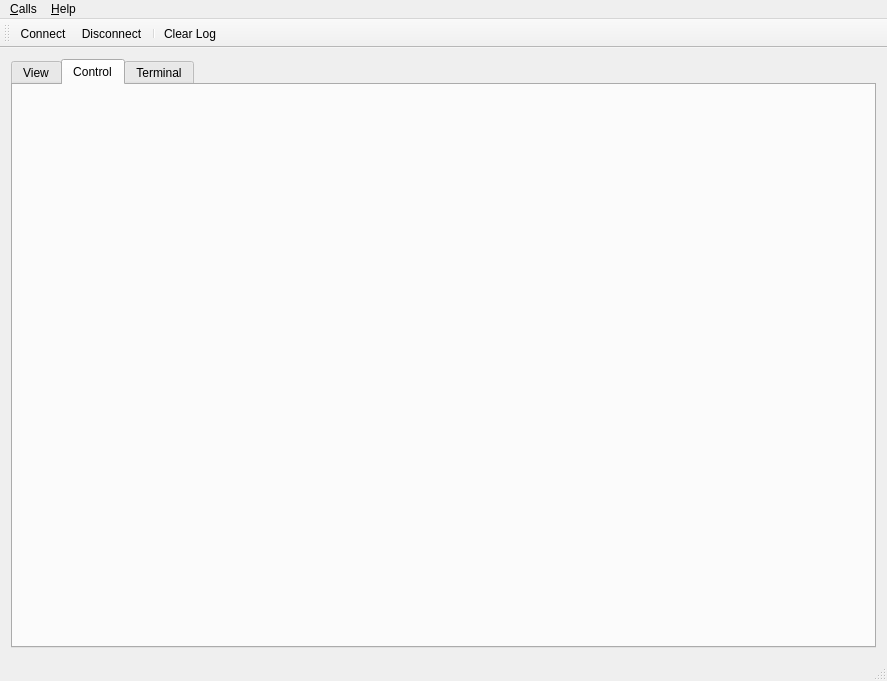
Before: the Qt Designer form mainwindow.ui in nephen/RobotController, drawn with Qt 5.
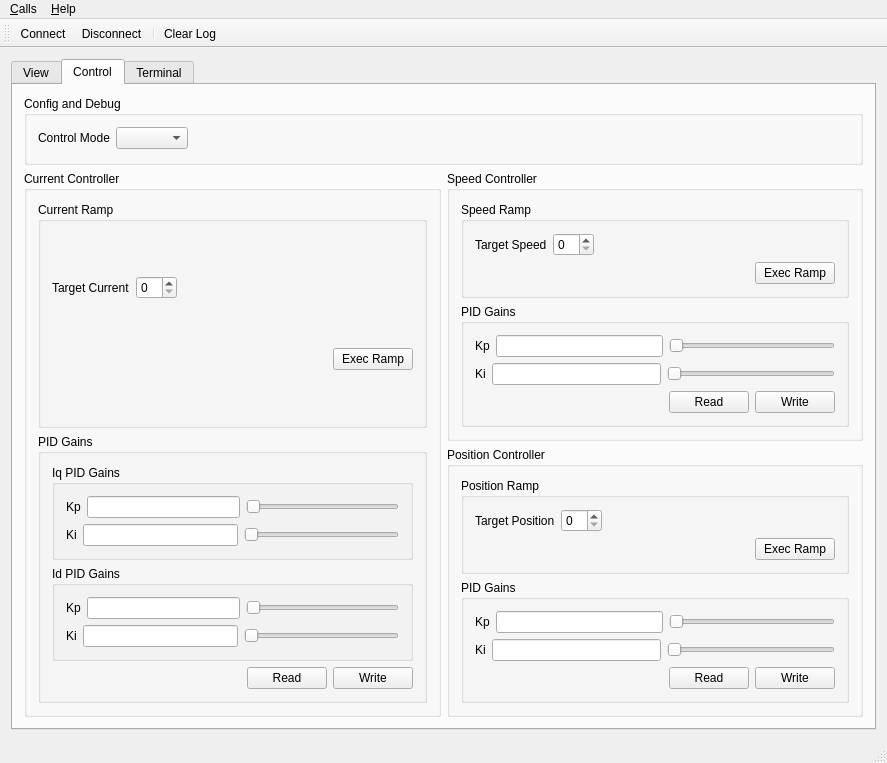
After: the same form once the commit is applied. The open tabs and pages were chosen to show the change. Icons and pictures are not drawn. Custom widgets are drawn as their Qt base class.

Commit message: mainwindow.ui:add control tab widget page layout

What changed in the file:
```diff
--- a/mainwindow.ui
+++ b/mainwindow.ui
@@ -40,6 +40,582 @@
          <attribute name="title">
           <string>Control</string>
          </attribute>
+         <layout class="QVBoxLayout" name="verticalLayout_4">
+          <item>
+           <layout class="QGridLayout" name="gridLayout">
+            <item row="0" column="0" colspan="2">
+             <widget class="QGroupBox" name="groupBox_2">
+              <property name="title">
+               <string>Config and Debug</string>
+              </property>
+              <layout class="QVBoxLayout" name="verticalLayout_17">
+               <item>
+                <layout class="QHBoxLayout" name="horizontalLayout_18">
+                 <item>
+                  <widget class="QLabel" name="label">
+                   <property name="text">
+                    <string>Control Mode</string>
+                   </property>
+                  </widget>
+                 </item>
+                 <item>
+                  <widget class="QComboBox" name="comboBox"/>
+                 </item>
+                 <item>
+                  <spacer name="horizontalSpacer">
+                   <property name="orientation">
+                    <enum>Qt::Horizontal</enum>
+                   </property>
+                   <property name="sizeHint" stdset="0">
+                    <size>
+                     <width>665</width>
+                     <height>20</height>
+                    </size>
+                   </property>
+                  </spacer>
+                 </item>
+                </layout>
+               </item>
+               <item>
+                <spacer name="verticalSpacer">
+                 <property name="orientation">
+                  <enum>Qt::Vertical</enum>
+                 </property>
+                 <property name="sizeHint" stdset="0">
+                  <size>
+                   <width>20</width>
+                   <height>49</height>
+                  </size>
+                 </property>
+                </spacer>
+               </item>
+              </layout>
+             </widget>
+            </item>
+            <item row="1" column="0" rowspan="2">
+             <widget class="QGroupBox" name="groupBox_3">
+              <property name="title">
+               <string>Current Controller</string>
+              </property>
+              <layout class="QVBoxLayout" name="verticalLayout_14">
+               <item>
+                <widget class="QGroupBox" name="groupBox">
+                 <property name="title">
+                  <string>Current Ramp</string>
+                 </property>
+                 <layout class="QVBoxLayout" name="verticalLayout_5">
+                  <item>
+                   <layout class="QHBoxLayout" name="horizontalLayout_2">
+                    <item>
+                     <widget class="QLabel" name="label_7">
+                      <property name="text">
+                       <string>Target Current</string>
+                      </property>
+                     </widget>
+                    </item>
+                    <item>
+                     <widget class="QSpinBox" name="spinBox_3"/>
+                    </item>
+                    <item>
+                     <spacer name="horizontalSpacer_2">
+                      <property name="orientation">
+                       <enum>Qt::Horizontal</enum>
+                      </property>
+                      <property name="sizeHint" stdset="0">
+                       <size>
+                        <width>40</width>
+                        <height>20</height>
+                       </size>
+                      </property>
+                     </spacer>
+                    </item>
+                   </layout>
+                  </item>
+                  <item>
+                   <layout class="QHBoxLayout" name="horizontalLayout_19">
+                    <item>
+                     <spacer name="horizontalSpacer_9">
+                      <property name="orientation">
+                       <enum>Qt::Horizontal</enum>
+                      </property>
+                      <property name="sizeHint" stdset="0">
+                       <size>
+                        <width>40</width>
+                        <height>20</height>
+                       </size>
+                      </property>
+                     </spacer>
+                    </item>
+                    <item>
+                     <widget class="QPushButton" name="pushButton_8">
+                      <property name="text">
+                       <string>Exec Ramp</string>
+                      </property>
+                     </widget>
+                    </item>
+                   </layout>
+                  </item>
+                 </layout>
+                </widget>
+               </item>
+               <item>
+                <widget class="QGroupBox" name="groupBox_10">
+                 <property name="title">
+                  <string>PID Gains</string>
+                 </property>
+                 <layout class="QVBoxLayout" name="verticalLayout_13">
+                  <item>
+                   <widget class="QGroupBox" name="groupBox_6">
+                    <property name="title">
+                     <string>Iq PID Gains</string>
+                    </property>
+                    <layout class="QVBoxLayout" name="verticalLayout_6">
+                     <item>
+                      <layout class="QHBoxLayout" name="horizontalLayout_3">
+                       <item>
+                        <widget class="QLabel" name="label_2">
+                         <property name="text">
+                          <string>Kp</string>
+                         </property>
+                        </widget>
+                       </item>
+                       <item>
+                        <widget class="QLineEdit" name="lineEdit"/>
+                       </item>
+                       <item>
+                        <widget class="QSlider" name="horizontalSlider">
+                         <property name="orientation">
+                          <enum>Qt::Horizontal</enum>
+                         </property>
+                        </widget>
+                       </item>
+                      </layout>
+                     </item>
+                     <item>
+                      <layout class="QHBoxLayout" name="horizontalLayout_4">
+                       <item>
+                        <widget class="QLabel" name="label_4">
+                         <property name="text">
+                          <string>Ki</string>
+                         </property>
+                        </widget>
+                       </item>
+                       <item>
+                        <widget class="QLineEdit" name="lineEdit_2"/>
+                       </item>
+                       <item>
+                        <widget class="QSlider" name="horizontalSlider_2">
+                         <property name="orientation">
+                          <enum>Qt::Horizontal</enum>
+                         </property>
+                        </widget>
+                       </item>
+                      </layout>
+                     </item>
+                    </layout>
+                   </widget>
+                  </item>
+                  <item>
+                   <widget class="QGroupBox" name="groupBox_7">
+                    <property name="title">
+                     <string>Id PID Gains</string>
+                    </property>
+                    <layout class="QVBoxLayout" name="verticalLayout_7">
+                     <item>
+                      <layout class="QHBoxLayout" name="horizontalLayout_5">
+                       <item>
+                        <widget class="QLabel" name="label_5">
+                         <property name="text">
+                          <string>Kp</string>
+                         </property>
+                        </widget>
+                       </item>
+                       <item>
+                        <widget class="QLineEdit" name="lineEdit_3"/>
+                       </item>
+                       <item>
+                        <widget class="QSlider" name="horizontalSlider_3">
+                         <property name="orientation">
+                          <enum>Qt::Horizontal</enum>
+                         </property>
+                        </widget>
+                       </item>
+                      </layout>
+                     </item>
+                     <item>
+                      <layout class="QHBoxLayout" name="horizontalLayout_6">
+                       <item>
+                        <widget class="QLabel" name="label_6">
+                         <property name="text">
+                          <string>Ki</string>
+                         </property>
+                        </widget>
+                       </item>
+                       <item>
+                        <widget class="QLineEdit" name="lineEdit_4"/>
+                       </item>
+                       <item>
+                        <widget class="QSlider" name="horizontalSlider_4">
+                         <property name="orientation">
+                          <enum>Qt::Horizontal</enum>
+                         </property>
+                        </widget>
+                       </item>
+                      </layout>
+                     </item>
+                    </layout>
+                   </widget>
+                  </item>
+                  <item>
+                   <layout class="QHBoxLayout" name="horizontalLayout_13">
+                    <item>
+                     <spacer name="horizontalSpacer_6">
+                      <property name="orientation">
+                       <enum>Qt::Horizontal</enum>
+                      </property>
+                      <property name="sizeHint" stdset="0">
+                       <size>
+                        <width>68</width>
+                        <height>20</height>
+                       </size>
+                      </property>
+                     </spacer>
+                    </item>
+                    <item>
+                     <widget class="QPushButton" name="pushButton_2">
+                      <property name="text">
+                       <string>Read</string>
+                      </property>
+                     </widget>
+                    </item>
+                    <item>
+                     <widget class="QPushButton" name="pushButton_3">
+                      <property name="text">
+                       <string>Write</string>
+                      </property>
+                     </widget>
+                    </item>
+                   </layout>
+                  </item>
+                 </layout>
+                </widget>
+               </item>
+              </layout>
+             </widget>
+            </item>
+            <item row="1" column="1">
+             <widget class="QGroupBox" name="groupBox_4">
+              <property name="title">
+               <string>Speed Controller</string>
+              </property>
+              <layout class="QVBoxLayout" name="verticalLayout_12">
+               <item>
+                <widget class="QGroupBox" name="groupBox_8">
+                 <property name="title">
+                  <string>Speed Ramp</string>
+                 </property>
+                 <layout class="QVBoxLayout" name="verticalLayout_9">
+                  <item>
+                   <layout class="QHBoxLayout" name="horizontalLayout_7">
+                    <item>
+                     <widget class="QLabel" name="label_8">
+                      <property name="text">
+                       <string>Target Speed</string>
+                      </property>
+                     </widget>
+                    </item>
+                    <item>
+                     <widget class="QSpinBox" name="spinBox"/>
+                    </item>
+                    <item>
+                     <spacer name="horizontalSpacer_4">
+                      <property name="orientation">
+                       <enum>Qt::Horizontal</enum>
+                      </property>
+                      <property name="sizeHint" stdset="0">
+                       <size>
+                        <width>178</width>
+                        <height>20</height>
+                       </size>
+                      </property>
+                     </spacer>
+                    </item>
+                   </layout>
+                  </item>
+                  <item>
+                   <layout class="QHBoxLayout" name="horizontalLayout_8">
+                    <item>
+                     <spacer name="horizontalSpacer_3">
+                      <property name="orientation">
+                       <enum>Qt::Horizontal</enum>
+                      </property>
+                      <property name="sizeHint" stdset="0">
+                       <size>
+                        <width>40</width>
+                        <height>20</height>
+                       </size>
+                      </property>
+                     </spacer>
+                    </item>
+                    <item>
+                     <widget class="QPushButton" name="pushButton">
+                      <property name="text">
+                       <string>Exec Ramp</string>
+                      </property>
+                     </widget>
+                    </item>
+                   </layout>
+                  </item>
+                 </layout>
+                </widget>
+               </item>
+               <item>
+                <layout class="QHBoxLayout" name="horizontalLayout_11">
+                 <item>
+                  <widget class="QGroupBox" name="groupBox_9">
+                   <property name="title">
+                    <string>PID Gains</string>
+                   </property>
+                   <layout class="QVBoxLayout" name="verticalLayout_11">
+                    <item>
+                     <layout class="QVBoxLayout" name="verticalLayout_10">
+                      <item>
+                       <layout class="QHBoxLayout" name="horizontalLayout_9">
+                        <item>
+                         <widget class="QLabel" name="label_9">
+                          <property name="text">
+                           <string>Kp</string>
+                          </property>
+                         </widget>
+                        </item>
+                        <item>
+                         <widget class="QLineEdit" name="lineEdit_6"/>
+                        </item>
+                        <item>
+                         <widget class="QSlider" name="horizontalSlider_5">
+                          <property name="orientation">
+                           <enum>Qt::Horizontal</enum>
+                          </property>
+                         </widget>
+                        </item>
+                       </layout>
+                      </item>
+                      <item>
+                       <layout class="QHBoxLayout" name="horizontalLayout_10">
+                        <item>
+                         <widget class="QLabel" name="label_10">
+                          <property name="text">
+                           <string>Ki</string>
+                          </property>
+                         </widget>
+                        </item>
+                        <item>
+                         <widget class="QLineEdit" name="lineEdit_7"/>
+                        </item>
+                        <item>
+                         <widget class="QSlider" name="horizontalSlider_6">
+                          <property name="orientation">
+                           <enum>Qt::Horizontal</enum>
+                          </property>
+                         </widget>
+                        </item>
+                       </layout>
+                      </item>
+                     </layout>
+                    </item>
+                    <item>
+                     <layout class="QHBoxLayout" name="horizontalLayout_12">
+                      <item>
+                       <spacer name="horizontalSpacer_5">
+                        <property name="orientation">
+                         <enum>Qt::Horizontal</enum>
+                        </property>
+                        <property name="sizeHint" stdset="0">
+                         <size>
+                          <width>188</width>
+                          <height>20</height>
+                         </size>
+                        </property>
+                       </spacer>
+                      </item>
+                      <item>
+                       <widget class="QPushButton" name="pushButton_4">
+                        <property name="text">
+                         <string>Read</string>
+                        </property>
+                       </widget>
+                      </item>
+                      <item>
+                       <widget class="QPushButton" name="pushButton_5">
+                        <property name="text">
+                         <string>Write</string>
+                        </property>
+                       </widget>
+                      </item>
+                     </layout>
+                    </item>
+                   </layout>
+                  </widget>
+                 </item>
+                </layout>
+               </item>
+              </layout>
+             </widget>
+            </item>
+            <item row="2" column="1">
+             <widget class="QGroupBox" name="groupBox_5">
+              <property name="title">
+               <string>Position Controller</string>
+              </property>
+              <layout class="QVBoxLayout" name="verticalLayout_18">
+               <item>
+                <widget class="QGroupBox" name="groupBox_12">
+                 <property name="title">
+                  <string>Position Ramp</string>
+                 </property>
+                 <layout class="QVBoxLayout" name="verticalLayout_16">
+                  <item>
+                   <layout class="QHBoxLayout" name="horizontalLayout_14">
+                    <item>
+                     <widget class="QLabel" name="label_11">
+                      <property name="text">
+                       <string>Target Position</string>
+                      </property>
+                     </widget>
+                    </item>
+                    <item>
+                     <widget class="QSpinBox" name="spinBox_2"/>
+                    </item>
+                    <item>
+                     <spacer name="horizontalSpacer_7">
+                      <property name="orientation">
+                       <enum>Qt::Horizontal</enum>
+                      </property>
+                      <property name="sizeHint" stdset="0">
+                       <size>
+                        <width>198</width>
+                        <height>20</height>
+                       </size>
+                      </property>
+                     </spacer>
+                    </item>
+                   </layout>
+                  </item>
+                  <item>
+                   <layout class="QHBoxLayout" name="horizontalLayout_20">
+                    <item>
+                     <spacer name="horizontalSpacer_10">
+                      <property name="orientation">
+                       <enum>Qt::Horizontal</enum>
+                      </property>
+                      <property name="sizeHint" stdset="0">
+                       <size>
+                        <width>40</width>
+                        <height>20</height>
+                       </size>
+                      </property>
+                     </spacer>
+                    </item>
+                    <item>
+                     <widget class="QPushButton" name="pushButton_9">
+                      <property name="text">
+                       <string>Exec Ramp</string>
+                      </property>
+                     </widget>
+                    </item>
+                   </layout>
+                  </item>
+                 </layout>
+                </widget>
+               </item>
+               <item>
+                <widget class="QGroupBox" name="groupBox_11">
+                 <property name="title">
+                  <string>PID Gains</string>
+                 </property>
+                 <layout class="QVBoxLayout" name="verticalLayout_15">
+                  <item>
+                   <layout class="QHBoxLayout" name="horizontalLayout_16">
+                    <item>
+                     <widget class="QLabel" name="label_12">
+                      <property name="text">
+                       <string>Kp</string>
+                      </property>
+                     </widget>
+                    </item>
+                    <item>
+                     <widget class="QLineEdit" name="lineEdit_5"/>
+                    </item>
+                    <item>
+                     <widget class="QSlider" name="horizontalSlider_7">
+                      <property name="orientation">
+                       <enum>Qt::Horizontal</enum>
+                      </property>
+                     </widget>
+                    </item>
+                   </layout>
+                  </item>
+                  <item>
+                   <layout class="QHBoxLayout" name="horizontalLayout_17">
+                    <item>
+                     <widget class="QLabel" name="label_13">
+                      <property name="text">
+                       <string>Ki</string>
+                      </property>
+                     </widget>
+                    </item>
+                    <item>
+                     <widget class="QLineEdit" name="lineEdit_8"/>
+                    </item>
+                    <item>
+                     <widget class="QSlider" name="horizontalSlider_8">
+                      <property name="orientation">
+                       <enum>Qt::Horizontal</enum>
+                      </property>
+                     </widget>
+                    </item>
+                   </layout>
+                  </item>
+                  <item>
+                   <layout class="QHBoxLayout" name="horizontalLayout_15">
+                    <item>
+                     <spacer name="horizontalSpacer_8">
+                      <property name="orientation">
+                       <enum>Qt::Horizontal</enum>
+                      </property>
+                      <property name="sizeHint" stdset="0">
+                       <size>
+                        <width>98</width>
+                        <height>20</height>
+                       </size>
+                      </property>
+                     </spacer>
+                    </item>
+                    <item>
+                     <widget class="QPushButton" name="pushButton_6">
+                      <property name="text">
+                       <string>Read</string>
+                      </property>
+                     </widget>
+                    </item>
+                    <item>
+                     <widget class="QPushButton" name="pushButton_7">
+                      <property name="text">
+                       <string>Write</string>
+                      </property>
+                     </widget>
+                    </item>
+                   </layout>
+                  </item>
+                 </layout>
+                </widget>
+               </item>
+              </layout>
+             </widget>
+            </item>
+           </layout>
+          </item>
+         </layout>
         </widget>
         <widget class="QWidget" name="Terminal">
          <attribute name="title">
```
Left out of the diff: 2 changed lines with no effect on the pictures.
